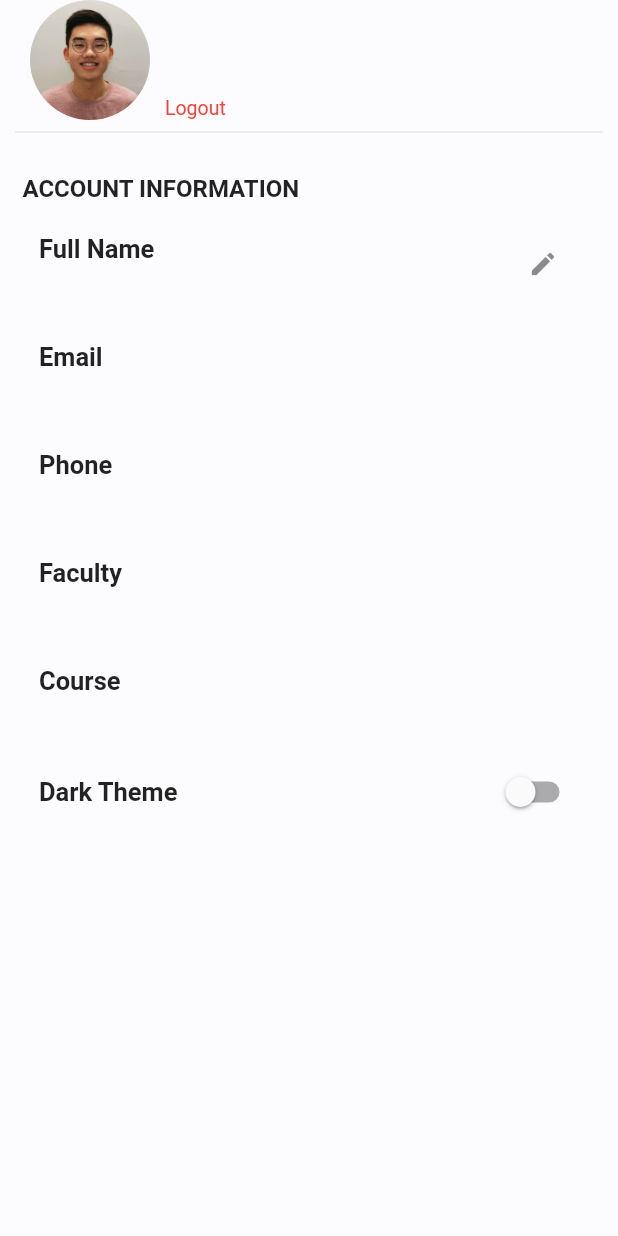
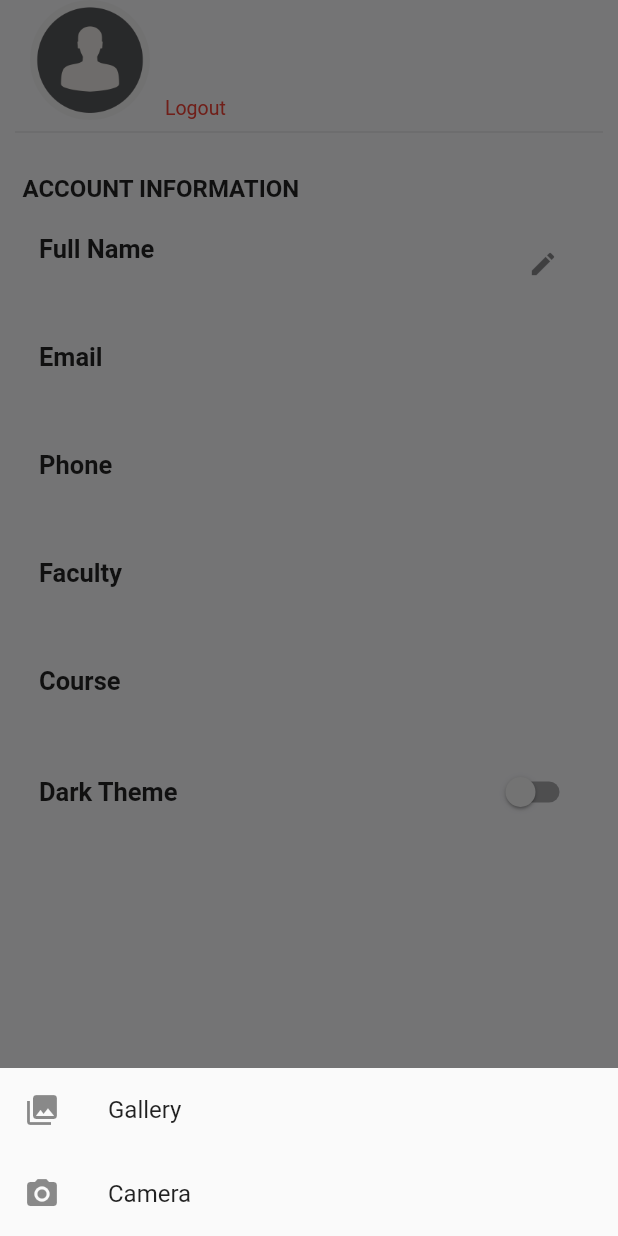
Before and after one commit to powzx/Community-At-NUS, a Flutter app: the Profile screen opened directly with empty values, after a tap on the "edit" icon, on a phone screen of 412 x 824 dp. Run offline on Flutter 3.47's test engine with Material 2 defaults, Android fonts, the phone set to English and light mode, and no system bars; our stand-ins replace cloud_firestore, firebase_auth, firebase_core, firebase_storage, font_awesome_flutter, image_picker and 3 more; accounts and stored records are empty.

Commit message:
Added upload image function with Firebase Storage

```diff
--- a/community_nus_v1.0.0/lib/screens/profile.dart
+++ b/community_nus_v1.0.0/lib/screens/profile.dart
@@ -1,3 +1,4 @@
+import 'dart:io';
 import 'package:flutter/material.dart';
 import 'package:provider/provider.dart';
 import 'package:community_nus/screens/startAppLoadingScreen.dart';
@@ -5,6 +6,7 @@ import 'package:community_nus/settings/const.dart';
 import 'package:community_nus/settings/app_provider.dart';
 import 'package:cloud_firestore/cloud_firestore.dart';
 import 'package:community_nus/settings/user_data.dart';
+import 'package:image_picker/image_picker.dart';
 
 class Profile extends StatefulWidget {
   final DocumentSnapshot document;
@@ -32,7 +34,7 @@ class _ProfileState extends State<Profile> {
                   padding: EdgeInsets.only(left: 10.0, right: 10.0),
                   child: ClipOval(
                     child: Image.asset(
-                      "images/jx.png",
+                      "images/default.png",
                       fit: BoxFit.cover,
                       width: 80.0,
                       height: 80.0,
@@ -128,7 +130,59 @@ class _ProfileState extends State<Profile> {
                   Icons.edit,
                   size: 20.0,
                 ),
-                onPressed: () {},
+                onPressed: () async { // edit button only edits profile picture for now -- will be modified
+                  File _image;
+
+                  Future _imgFromCamera() async { // camera is not working -- will be fixed
+                    PickedFile image = await ImagePicker().getImage(
+                        source: ImageSource.camera, imageQuality: 50
+                    );
+                    setState(() {
+                      _image = File(image.path);
+                    });
+                  }
+
+                  Future _imgFromGallery() async {
+                    PickedFile image = await  ImagePicker().getImage(
+                        source: ImageSource.gallery, imageQuality: 50
+                    );
+
+                    setState(() {
+                      _image = File(image.path);
+                    });
+                  }
+
+                  showModalBottomSheet(
+                      context: context,
+                      builder: (BuildContext bc) {
+                        return SafeArea(
+                          child: Container(
+                            child: new Wrap(
+                              children: <Widget>[
+                                new ListTile(
+                                    leading: new Icon(Icons.photo_library),
+                                    title: new Text('Gallery'),
+                                    onTap: () async {
+                                      await _imgFromGallery();
+                                      Navigator.of(context).pop();
+                                      await UploadImage(img: _image).upload();
+                                    }),
+                                new ListTile(
+                                  leading: new Icon(Icons.photo_camera),
+                                  title: new Text('Camera'),
+                                  onTap: () async {
+                                    await _imgFromCamera();
+                                    Navigator.of(context).pop();
+                                    await UploadImage(img: _image).upload();
+                                  },
+                                ),
+                              ],
+                            ),
+                          ),
+                        );
+                      }
+                  );
+                },
                 tooltip: "Edit",
               ),
             ),
--- a/community_nus_v1.0.0/lib/settings/user_data.dart
+++ b/community_nus_v1.0.0/lib/settings/user_data.dart
@@ -1,4 +1,10 @@
+import 'dart:io';
 import 'package:cloud_firestore/cloud_firestore.dart';
+import 'package:firebase_storage/firebase_storage.dart' as firebase_storage;
+import 'package:permission_handler/permission_handler.dart';
+import 'package:image_picker/image_picker.dart';
+import 'package:path_provider/path_provider.dart';
+import 'package:path/path.dart';
 
 class DatabaseService {
 
@@ -29,3 +35,19 @@ class RetrieveUserInfo {
     return await users.doc(uid).get();
   }
 }
+
+class UploadImage {
+  firebase_storage.FirebaseStorage storage = firebase_storage.FirebaseStorage.instance;
+  File img;
+
+  UploadImage({this.img});
+
+  Future upload() async {
+    String fileName = basename(img.path);
+    try {
+      await storage.ref().child('uploads/$fileName').putFile(img);
+    } on firebase_storage.FirebaseException catch (e) {
+      // will create an alertDialog for error management
+    }
+  }
+}
--- a/community_nus_v1.0.0/pubspec.yaml
+++ b/community_nus_v1.0.0/pubspec.yaml
@@ -35,6 +35,10 @@ dependencies:
   cupertino_icons: ^1.0.2
   firebase_auth: ^0.20.1
   cloud_firestore: ^0.16.0+1
+  firebase_storage: ^7.0.0
+  image_picker: ^0.6.7+22
+  permission_handler: ^5.1.0+2
+  path_provider: ^1.6.28
 
 dev_dependencies:
   flutter_test:
@@ -67,6 +71,7 @@ flutter:
     - images/tiktok.png
     - images/facebook.png
     - images/instagram.png
+    - images/default.png
 
   #   - images/a_dot_burr.jpeg
   #   - images/a_dot_ham.jpeg
```
Also changed, not shown: community_nus_v1.0.0/images/default.png (added), community_nus_v1.0.0/pubspec.lock.
